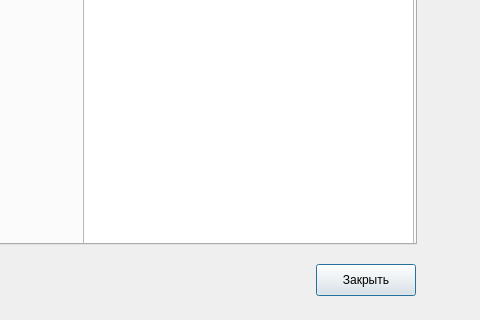
This is app/TourismApp/adminwindow.ui in NousNous111/tourism_app as Qt 5 draws it before an edit; both pictures show x 294 to 774 and y 126 to 446 of the 774 by 446 pixel window. The edited form follows.
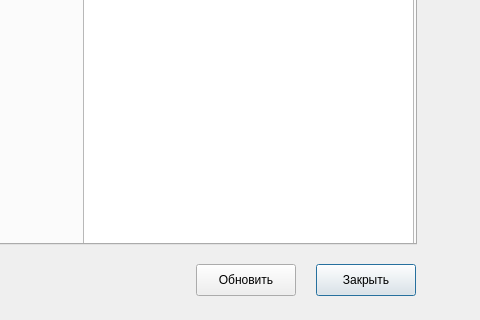
This is the edited form.

Commit message: Add admin refresh action

```diff
--- a/app/TourismApp/adminwindow.ui
+++ b/app/TourismApp/adminwindow.ui
@@ -69,6 +69,19 @@
     </widget>
    </widget>
   </widget>
+  <widget class="QPushButton" name="refreshButton">
+   <property name="geometry">
+    <rect>
+     <x>490</x>
+     <y>390</y>
+     <width>100</width>
+     <height>32</height>
+    </rect>
+   </property>
+   <property name="text">
+    <string>Обновить</string>
+   </property>
+  </widget>
  </widget>
  <resources/>
  <connections/>
```
The commit also changes 2 other files.
